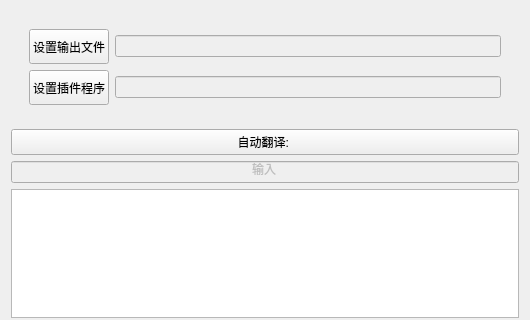
Charliechen114514/CCPDF_View, file Ui/Plugins/Translations/ccpdf_translationwidget.ui: the form before one commit; both pictures show x 0 to 530 and y 0 to 320 of the 530 by 599 pixel window.
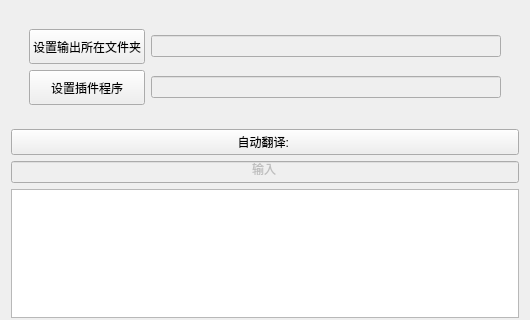
The form after the commit.

The edit to the form file:
```diff
--- a/Ui/Plugins/Translations/ccpdf_translationwidget.ui
+++ b/Ui/Plugins/Translations/ccpdf_translationwidget.ui
@@ -29,7 +29,7 @@
             </size>
            </property>
            <property name="text">
-            <string>设置输出文件</string>
+            <string>设置输出所在文件夹</string>
            </property>
           </widget>
          </item>
```
